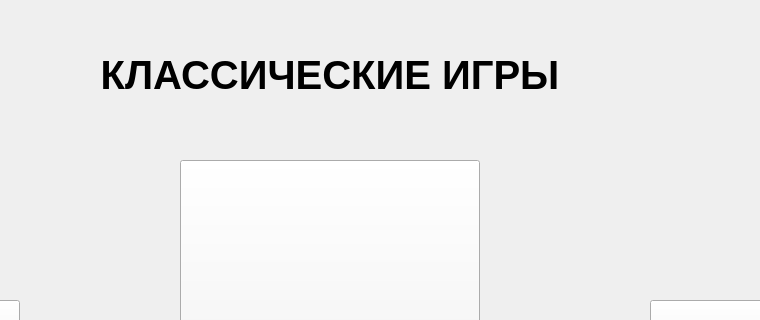
AndreyKrasnov06/Pygame_project, file project/form.ui: the form before one commit; both pictures show x 310 to 1070 and y 0 to 320 of the 1280 by 720 pixel window.
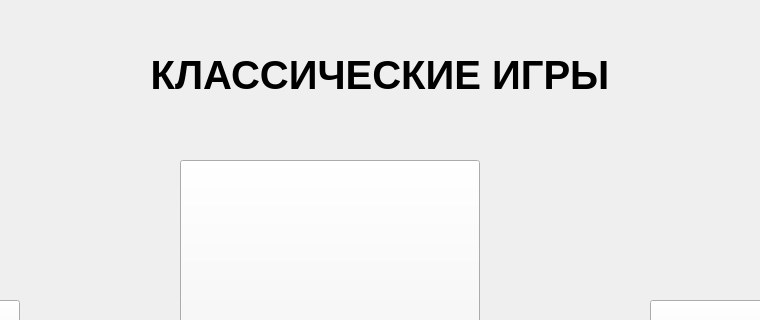
The form after the commit.

Commit message: adding snake-game and fixing bug with title size

The edit to the form file:
```diff
--- a/project/form.ui
+++ b/project/form.ui
@@ -30,7 +30,7 @@
      <rect>
       <x>390</x>
       <y>50</y>
-      <width>500</width>
+      <width>600</width>
       <height>50</height>
      </rect>
     </property>
```
Left out of the diff: 2 changed lines with no effect on the pictures. The commit also changes 2 other files.
